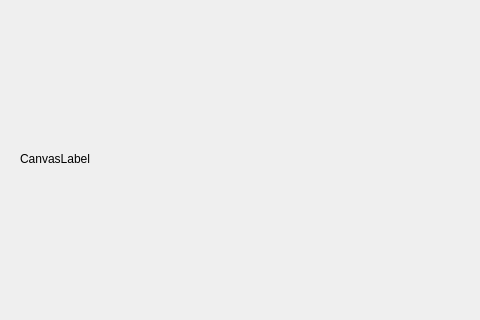
First picture: the form in MainWindow_NPS.ui, repository HombreOso/NPS_PyQt, before the edit; both pictures show x 0 to 480 and y 167 to 487 of the 780 by 700 pixel window.
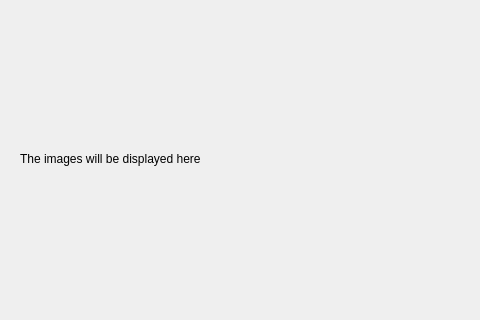
Second picture: the form after the edit.

Diff of the .ui file:
```diff
--- a/MainWindow_NPS.ui
+++ b/MainWindow_NPS.ui
@@ -24,7 +24,10 @@
      </rect>
     </property>
     <property name="text">
-     <string>CanvasLabel</string>
+     <string>The images will be displayed here</string>
+    </property>
+    <property name="textFormat">
+     <enum>Qt::AutoText</enum>
     </property>
    </widget>
    <widget class="QSlider" name="horizontalSlider">
```
